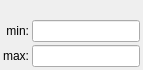
This is emzed/core/explorers/widgets/choose_range.ui in uweschmitt/emzed2 as Qt 5 draws it before an edit. The edited form follows.
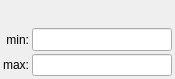
This is the edited form.

Commit message: SSDM-1361: fixed layout issue for modified table explorersc

```diff
--- a/emzed/core/explorers/widgets/choose_range.ui
+++ b/emzed/core/explorers/widgets/choose_range.ui
@@ -6,8 +6,8 @@
    <rect>
     <x>0</x>
     <y>0</y>
-    <width>143</width>
-    <height>70</height>
+    <width>175</width>
+    <height>79</height>
    </rect>
   </property>
   <property name="sizePolicy">
@@ -87,13 +87,16 @@
    <item row="0" column="2">
     <widget class="QLabel" name="column_name">
      <property name="sizePolicy">
-      <sizepolicy hsizetype="Preferred" vsizetype="Preferred">
+      <sizepolicy hsizetype="Expanding" vsizetype="Preferred">
        <horstretch>0</horstretch>
        <verstretch>0</verstretch>
       </sizepolicy>
      </property>
      <property name="alignment">
-      <set>Qt::AlignCenter</set>
+      <set>Qt::AlignLeading|Qt::AlignLeft|Qt::AlignVCenter</set>
+     </property>
+     <property name="wordWrap">
+      <bool>true</bool>
      </property>
     </widget>
    </item>
```
Left out of the diff: 3 changed lines with no effect on the pictures. The commit also changes 6 other files.
